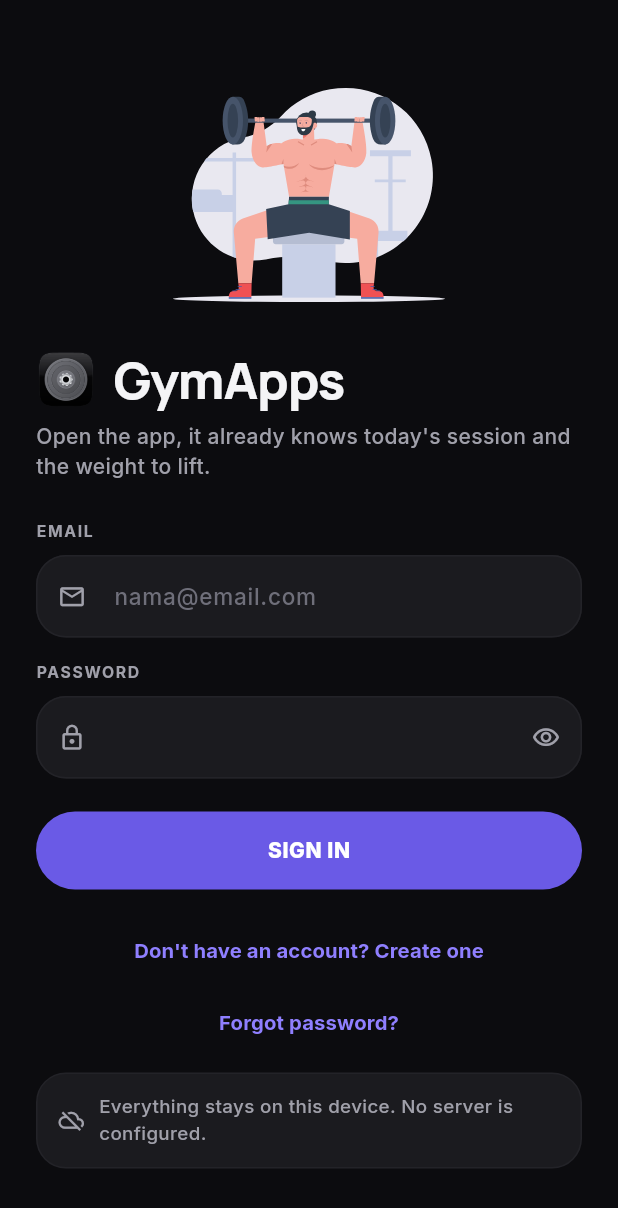
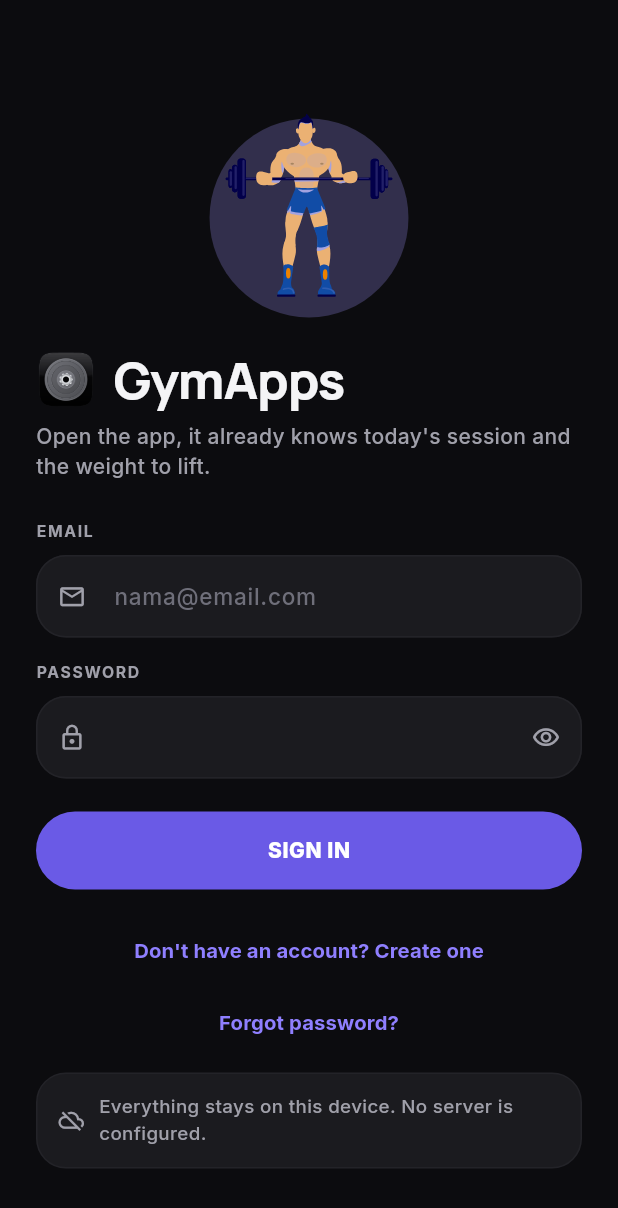
Before and after one commit to harezadmm/GymApps, a Flutter app: the screen it shows after launch, on a phone screen of 412 x 824 dp. Shown: the top 1208 px of the screen. Run offline on Flutter 3.47's test engine with Material 3 defaults, Android fonts, the phone set to English and light mode, and no system bars; our stand-ins replace clock, file_picker, flutter_local_notifications, flutter_secure_storage, flutter_svg, package_info_plus and 5 more; missing offline and left inert: dart:js_interop; accounts and stored records are empty.

Commit message:
Ilustrasi figur potongan (Nesterenko) di atas lingkaran aksen; garis warna rutinitas di Riwayat; versi 2.1.2+18
Ilustrasi Roundsquid membawa latar gumpalan sendiri yang bertabrakan
dengan kartu dan terpotong di kartu hero. Diganti figur tanpa latar dari
satu kontributor; lingkaran aksen digambar aplikasi (GymIllustration
blob) supaya ikut warna aksen dan tema. Baris Riwayat diberi garis warna
identitas per rutinitas seperti kartu Daily meals di referensi.

Co-Authored-By: Claude Fable 5.1 <noreply@anthropic.com>

```diff
--- a/app/lib/core/illustration.dart
+++ b/app/lib/core/illustration.dart
@@ -1,9 +1,10 @@
-/// Ilustrasi IconScout (Roundsquid) untuk layar masuk, onboarding, dan layar
-/// kosong. Sumber dan lisensinya di `design/iconscout/SOURCES.md`.
+/// Ilustrasi IconScout (Nataliia Nesterenko) untuk kartu hero, layar masuk,
+/// onboarding, dan layar kosong. Sumber dan lisensinya di
+/// `design/iconscout/SOURCES.md`.
 ///
-/// Latar gumpalan lavender di tiap ilustrasi sengaja dibiarkan: ia yang
-/// membuat gambarnya terbaca di navy tema gelap maupun di putih tema terang,
-/// tanpa perlu dua versi.
+/// Semuanya figur potongan tanpa latar, seperti figur di kartu "Body yoga"
+/// referensi; latarnya lingkaran aksen yang digambar aplikasi ([blob]) supaya
+/// ikut warna aksen dan tema.
 library;
 
 import 'package:flutter/material.dart';
@@ -12,6 +13,7 @@ import 'package:flutter_svg/flutter_svg.dart';
 import 'theme.dart';
 
 enum GymArt {
+  heroLift('hero_lift'),
   liftOverhead('lift_overhead'),
   liftBarbell('lift_barbell'),
   planWorkout('plan_workout'),
@@ -25,18 +27,38 @@ enum GymArt {
 }
 
 class GymIllustration extends StatelessWidget {
-  const GymIllustration(this.art, {super.key, this.height = 160});
+  const GymIllustration(this.art, {super.key, this.height = 160, this.blob = false});
 
   final GymArt art;
   final double height;
 
+  /// Lingkaran aksen tipis di belakang figur, sedikit ke bawah.
+  final bool blob;
+
   @override
   Widget build(BuildContext context) {
+    final c = context.gym;
+    final picture = SvgPicture.asset(art.asset, fit: BoxFit.contain);
     // Ilustrasi hiasan: pembaca layar cukup membaca judul di sebelahnya.
     return ExcludeSemantics(
       child: SizedBox(
         height: height,
-        child: SvgPicture.asset(art.asset, fit: BoxFit.contain),
+        child: blob
+            ? Stack(
+                alignment: Alignment.center,
+                children: [
+                  Positioned(
+                    bottom: height * 0.02,
+                    child: Container(
+                      width: height * 0.78,
+                      height: height * 0.78,
+                      decoration: BoxDecoration(color: c.tint(c.accent), shape: BoxShape.circle),
+                    ),
+                  ),
+                  picture,
+                ],
+              )
+            : picture,
       ),
     );
   }
@@ -58,7 +80,7 @@ class EmptyState extends StatelessWidget {
       padding: const EdgeInsets.symmetric(vertical: 18, horizontal: 8),
       child: Column(
         children: [
-          GymIllustration(art, height: height),
+          GymIllustration(art, height: height, blob: true),
           const SizedBox(height: 14),
           Text(title, textAlign: TextAlign.center, style: Theme.of(context).textTheme.titleMedium),
           const SizedBox(height: 5),
--- a/app/lib/features/auth/login_screen.dart
+++ b/app/lib/features/auth/login_screen.dart
@@ -110,7 +110,7 @@ class _LoginScreenState extends State<LoginScreen> {
               crossAxisAlignment: CrossAxisAlignment.start,
               mainAxisSize: MainAxisSize.min,
               children: [
-                const Center(child: GymIllustration(GymArt.liftOverhead, height: 170)),
+                const Center(child: GymIllustration(GymArt.liftOverhead, height: 170, blob: true)),
                 const SizedBox(height: 18),
                 Row(children: [
                   // Berkas yang sama dengan ikon di layar Home ponsel, bukan
--- a/app/lib/features/auth/register_screen.dart
+++ b/app/lib/features/auth/register_screen.dart
@@ -124,7 +124,7 @@ class _RegisterScreenState extends State<RegisterScreen> {
               crossAxisAlignment: CrossAxisAlignment.start,
               mainAxisSize: MainAxisSize.min,
               children: [
-                const Center(child: GymIllustration(GymArt.liftBarbell, height: 170)),
+                const Center(child: GymIllustration(GymArt.liftBarbell, height: 170, blob: true)),
                 const SizedBox(height: 18),
                 Row(children: [
                   // Berkas yang sama dengan ikon di layar Home ponsel, bukan
--- a/app/lib/features/history/history_screen.dart
+++ b/app/lib/features/history/history_screen.dart
@@ -214,14 +214,20 @@ class _SessionRow extends StatelessWidget {
     final date = DateTime.tryParse(workout.date);
     final volume = _workingSets.fold(0.0, (a, s) => a + s.weight * s.reps);
 
+    // Warna identitas per rutinitas (dari namanya), sebagai garis di tepi
+    // kiri — seperti kartu "Water / Breakfast" di referensi. Pemindai cepat
+    // membedakan Push dari Pull tanpa membaca.
+    final hue = c.hues.at((workout.routine ?? '').hashCode.abs());
     return Material(
       color: c.surface,
       borderRadius: BorderRadius.circular(GymRadius.card),
+      clipBehavior: Clip.antiAlias,
       child: InkWell(
         onTap: () => _showDetail(context, workout),
         borderRadius: BorderRadius.circular(GymRadius.card),
         child: Container(
           padding: const EdgeInsets.fromLTRB(14, 12, 12, 12),
+          decoration: BoxDecoration(border: Border(left: BorderSide(color: hue, width: 4))),
           child: Row(
             children: [
               SizedBox(
--- a/app/lib/features/onboarding/onboarding_screens.dart
+++ b/app/lib/features/onboarding/onboarding_screens.dart
@@ -151,7 +151,7 @@ class _ProgramPickerScreenState extends State<ProgramPickerScreen> {
               child: ListView(
                 padding: const EdgeInsets.fromLTRB(16, 0, 16, 16),
                 children: [
-                  const Center(child: GymIllustration(GymArt.planWorkout, height: 140)),
+                  const Center(child: GymIllustration(GymArt.planWorkout, height: 140, blob: true)),
                   const SizedBox(height: 14),
                   Text(context.t.chooseProgram, style: Theme.of(context).textTheme.headlineMedium),
                   const SizedBox(height: 6),
--- a/app/pubspec.yaml
+++ b/app/pubspec.yaml
@@ -16,7 +16,7 @@ publish_to: 'none' # Remove this line if you wish to publish to pub.dev
 # https://developer.apple.com/library/archive/documentation/General/Reference/InfoPlistKeyReference/Articles/CoreFoundationKeys.html
 # In Windows, build-name is used as the major, minor, and patch parts
 # of the product and file versions while build-number is used as the build suffix.
-version: 2.1.1+17
+version: 2.1.2+18
 
 environment:
   sdk: ^3.13.2
```
Also changed, not shown: app/lib/features/home/home_screen.dart (+10 -10 lines), app/assets/illustrations/empty_history.svg, app/assets/illustrations/empty_stats.svg, app/assets/illustrations/hero_lift.svg (added), app/assets/illustrations/lift_barbell.svg, app/assets/illustrations/lift_overhead.svg, app/assets/illustrations/plan_workout.svg, 1 other file.
